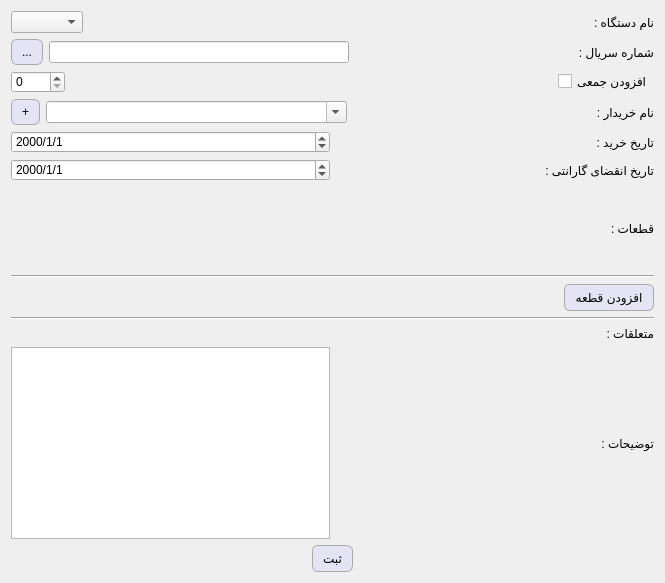
Old version of the form deviceform.ui in the repository kia-far/QtDBS.
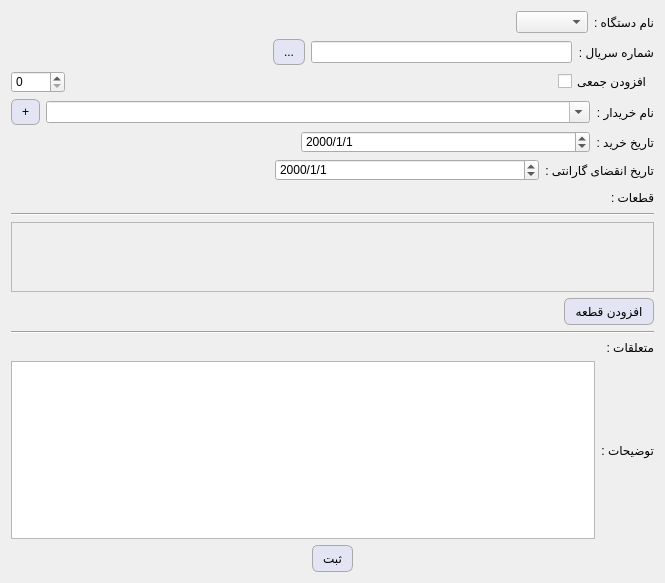
New version of the form.

```diff
--- a/deviceform.ui
+++ b/deviceform.ui
@@ -56,6 +56,19 @@
           <layout class="QHBoxLayout" name="horizontalLayout_6">
            <item>
             <layout class="QHBoxLayout" name="horizontalLayout_5">
+             <item>
+              <spacer name="horizontalSpacer_3">
+               <property name="orientation">
+                <enum>Qt::Orientation::Horizontal</enum>
+               </property>
+               <property name="sizeHint" stdset="0">
+                <size>
+                 <width>40</width>
+                 <height>20</height>
+                </size>
+               </property>
+              </spacer>
+             </item>
              <item>
               <widget class="QComboBox" name="comboBox">
                <property name="sizePolicy">
@@ -70,19 +83,6 @@
            </item>
           </layout>
          </item>
-         <item>
-          <spacer name="horizontalSpacer_3">
-           <property name="orientation">
-            <enum>Qt::Orientation::Horizontal</enum>
-           </property>
-           <property name="sizeHint" stdset="0">
-            <size>
-             <width>40</width>
-             <height>20</height>
-            </size>
-           </property>
-          </spacer>
-         </item>
          <item>
           <widget class="QLabel" name="label_5">
            <property name="text">
@@ -104,6 +104,19 @@
          <property name="sizeConstraint">
           <enum>QLayout::SizeConstraint::SetMinimumSize</enum>
          </property>
+         <item>
+          <spacer name="horizontalSpacer_9">
+           <property name="orientation">
+            <enum>Qt::Orientation::Horizontal</enum>
+           </property>
+           <property name="sizeHint" stdset="0">
+            <size>
+             <width>40</width>
+             <height>20</height>
+            </size>
+           </property>
+          </spacer>
+         </item>
          <item>
           <widget class="QPushButton" name="pushButton_2">
            <property name="sizePolicy">
@@ -136,7 +149,7 @@
          <item>
           <widget class="QLabel" name="label">
            <property name="sizePolicy">
-            <sizepolicy hsizetype="Expanding" vsizetype="Expanding">
+            <sizepolicy hsizetype="Preferred" vsizetype="Expanding">
              <horstretch>0</horstretch>
              <verstretch>0</verstretch>
             </sizepolicy>
@@ -236,7 +249,7 @@
            <item>
             <widget class="QLabel" name="label_3">
              <property name="sizePolicy">
-              <sizepolicy hsizetype="Expanding" vsizetype="Expanding">
+              <sizepolicy hsizetype="Preferred" vsizetype="Expanding">
                <horstretch>0</horstretch>
                <verstretch>0</verstretch>
               </sizepolicy>
@@ -257,8 +270,27 @@
         <layout class="QVBoxLayout" name="verticalLayout_9">
          <item>
           <layout class="QHBoxLayout" name="horizontalLayout_17">
+           <item>
+            <spacer name="horizontalSpacer_7">
+             <property name="orientation">
+              <enum>Qt::Orientation::Horizontal</enum>
+             </property>
+             <property name="sizeHint" stdset="0">
+              <size>
+               <width>40</width>
+               <height>20</height>
+              </size>
+             </property>
+            </spacer>
+           </item>
            <item>
             <widget class="QDateEdit" name="dateEdit">
+             <property name="sizePolicy">
+              <sizepolicy hsizetype="Expanding" vsizetype="Fixed">
+               <horstretch>0</horstretch>
+               <verstretch>0</verstretch>
+              </sizepolicy>
+             </property>
              <property name="displayFormat">
               <string>yyyy/M/d</string>
              </property>
@@ -275,8 +307,27 @@
          </item>
          <item>
           <layout class="QHBoxLayout" name="horizontalLayout_16">
+           <item>
+            <spacer name="horizontalSpacer_8">
+             <property name="orientation">
+              <enum>Qt::Orientation::Horizontal</enum>
+             </property>
+             <property name="sizeHint" stdset="0">
+              <size>
+               <width>40</width>
+               <height>20</height>
+              </size>
+             </property>
+            </spacer>
+           </item>
            <item>
             <widget class="QDateEdit" name="dateEdit_2">
+             <property name="sizePolicy">
+              <sizepolicy hsizetype="Expanding" vsizetype="Fixed">
+               <horstretch>0</horstretch>
+               <verstretch>0</verstretch>
+              </sizepolicy>
+             </property>
              <property name="displayFormat">
               <string>yyyy/M/d</string>
              </property>
@@ -339,11 +390,36 @@
         </layout>
        </item>
        <item>
-        <layout class="QVBoxLayout" name="vb">
-         <property name="sizeConstraint">
-          <enum>QLayout::SizeConstraint::SetMinimumSize</enum>
+        <widget class="QScrollArea" name="scrollArea">
+         <property name="maximumSize">
+          <size>
+           <width>16777215</width>
+           <height>1000</height>
+          </size>
          </property>
-        </layout>
+         <property name="widgetResizable">
+          <bool>true</bool>
+         </property>
+         <widget class="QWidget" name="scrollAreaWidgetContents">
+          <property name="geometry">
+           <rect>
+            <x>0</x>
+            <y>0</y>
+            <width>637</width>
+            <height>52</height>
+           </rect>
+          </property>
+          <layout class="QVBoxLayout" name="verticalLayout_8">
+           <item>
+            <layout class="QVBoxLayout" name="vb">
+             <property name="sizeConstraint">
+              <enum>QLayout::SizeConstraint::SetMinimumSize</enum>
+             </property>
+            </layout>
+           </item>
+          </layout>
+         </widget>
+        </widget>
        </item>
        <item>
         <layout class="QHBoxLayout" name="horizontalLayout_11">
@@ -447,7 +523,7 @@
          <item>
           <widget class="QLabel" name="label_2">
            <property name="sizePolicy">
-            <sizepolicy hsizetype="Expanding" vsizetype="Expanding">
+            <sizepolicy hsizetype="Preferred" vsizetype="Expanding">
              <horstretch>0</horstretch>
              <verstretch>0</verstretch>
             </sizepolicy>
```
